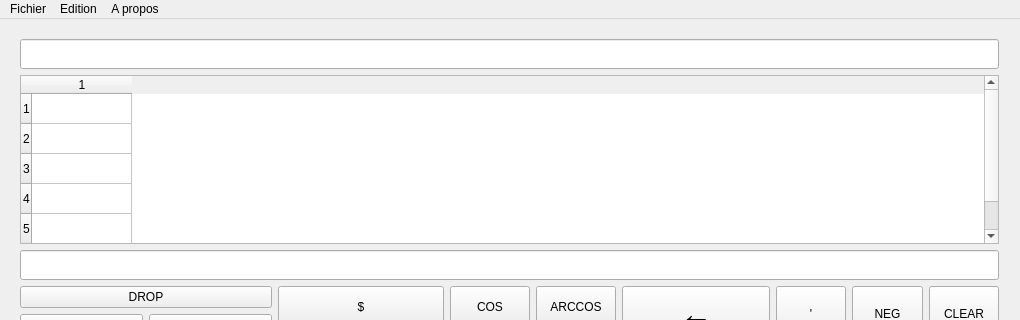
Bendabir/LO21, file UTComputer/UTComputer/mainwindow.ui: the form before one commit; both pictures show x 0 to 1020 and y 0 to 320 of the 1020 by 610 pixel window.
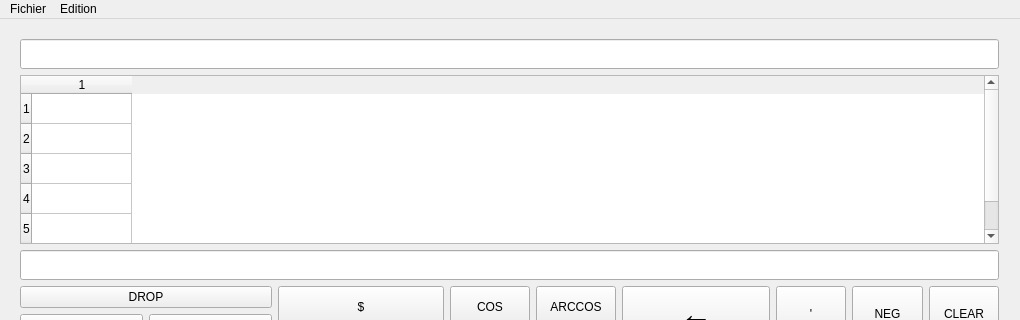
The form after the commit.

What changed in the file:
```diff
--- a/UTComputer/UTComputer/mainwindow.ui
+++ b/UTComputer/UTComputer/mainwindow.ui
@@ -1363,16 +1363,8 @@
     <addaction name="actionEdition_des_variables"/>
     <addaction name="actionEdition_des_programmes"/>
    </widget>
-   <widget class="QMenu" name="menuA_propos">
-    <property name="title">
-     <string>A propos</string>
-    </property>
-    <addaction name="actionAide"/>
-    <addaction name="actionA_propos_de_l_application"/>
-   </widget>
    <addaction name="menuFichier"/>
    <addaction name="menuEdition"/>
-   <addaction name="menuA_propos"/>
   </widget>
   <action name="actionQuitter">
    <property name="text">
```
